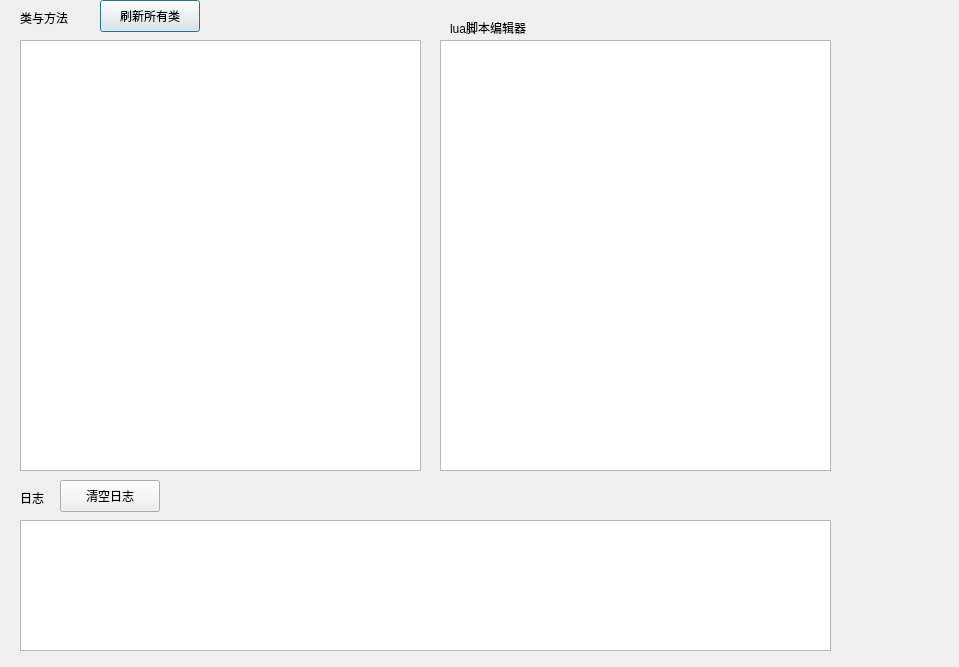
The window that untitled.ui (Imzpy/GirlClient) describes before a commit, drawn with Qt 5.
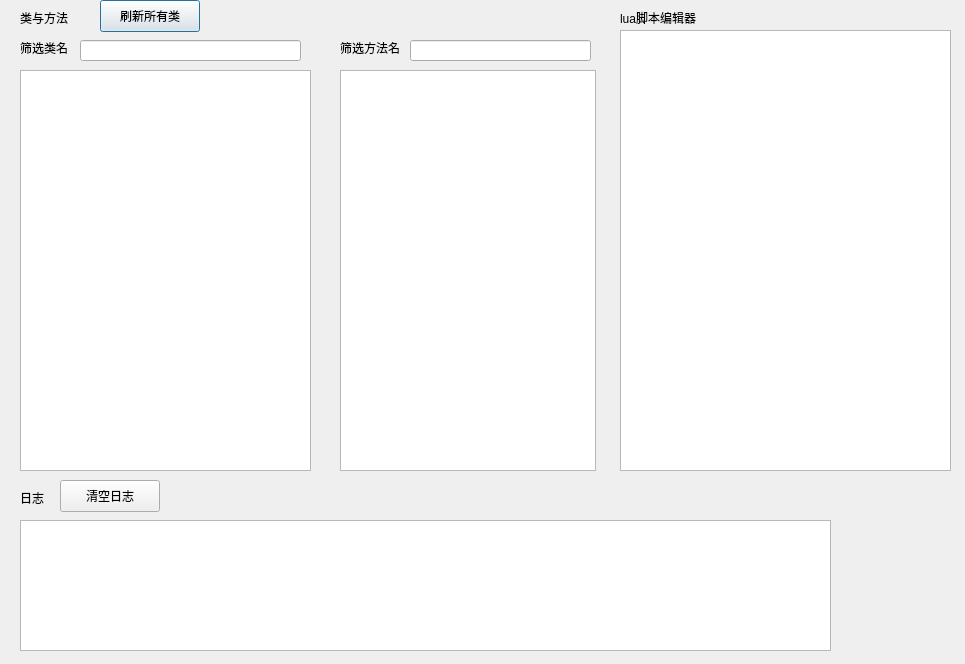
The same window after the commit.

Commit message: 支持获取所有类，并且筛选类名

Diff of the .ui file:
```diff
--- a/untitled.ui
+++ b/untitled.ui
@@ -6,8 +6,8 @@
    <rect>
     <x>0</x>
     <y>0</y>
-    <width>959</width>
-    <height>667</height>
+    <width>965</width>
+    <height>664</height>
    </rect>
   </property>
   <property name="windowTitle">
@@ -17,9 +17,9 @@
    <property name="geometry">
     <rect>
      <x>20</x>
-     <y>40</y>
-     <width>401</width>
-     <height>431</height>
+     <y>70</y>
+     <width>291</width>
+     <height>401</height>
     </rect>
    </property>
   </widget>
@@ -39,8 +39,8 @@
   <widget class="QLabel" name="label_2_lua">
    <property name="geometry">
     <rect>
-     <x>450</x>
-     <y>20</y>
+     <x>620</x>
+     <y>10</y>
      <width>121</width>
      <height>16</height>
     </rect>
@@ -65,10 +65,10 @@
   <widget class="QTextEdit" name="textEdit_lua">
    <property name="geometry">
     <rect>
-     <x>440</x>
-     <y>40</y>
-     <width>391</width>
-     <height>431</height>
+     <x>620</x>
+     <y>30</y>
+     <width>331</width>
+     <height>441</height>
     </rect>
    </property>
   </widget>
@@ -108,6 +108,62 @@
     <string>清空日志</string>
    </property>
   </widget>
+  <widget class="QListView" name="listView">
+   <property name="geometry">
+    <rect>
+     <x>340</x>
+     <y>70</y>
+     <width>256</width>
+     <height>401</height>
+    </rect>
+   </property>
+  </widget>
+  <widget class="QLabel" name="label">
+   <property name="geometry">
+    <rect>
+     <x>20</x>
+     <y>40</y>
+     <width>58</width>
+     <height>16</height>
+    </rect>
+   </property>
+   <property name="text">
+    <string>筛选类名</string>
+   </property>
+  </widget>
+  <widget class="QLabel" name="label_2">
+   <property name="geometry">
+    <rect>
+     <x>340</x>
+     <y>40</y>
+     <width>71</width>
+     <height>16</height>
+    </rect>
+   </property>
+   <property name="text">
+    <string>筛选方法名</string>
+   </property>
+  </widget>
+  <widget class="QLineEdit" name="plainTextEdit_filterClassName">
+   <property name="geometry">
+    <rect>
+     <x>80</x>
+     <y>40</y>
+     <width>221</width>
+     <height>21</height>
+    </rect>
+   </property>
+  </widget>
+  <widget class="QLineEdit" name="plainTextEdit_filterMethodname">
+   <property name="geometry">
+    <rect>
+     <x>410</x>
+     <y>40</y>
+     <width>181</width>
+     <height>21</height>
+    </rect>
+   </property>
+  </widget>
  </widget>
  <resources/>
  <connections/>
```
Left out of the diff: 6 changed lines with no effect on the pictures. The commit also changes 4 other files.
